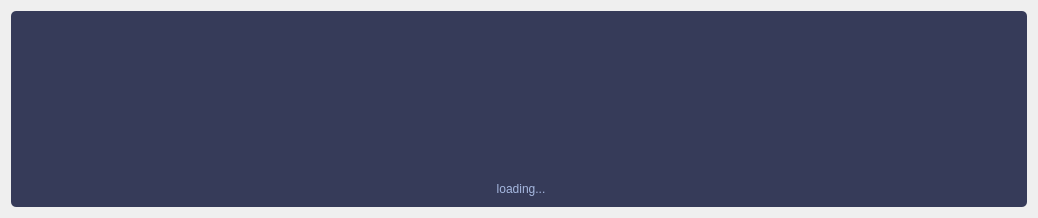
The window that SaSH/update/qdownloader.ui (bestkakkoii/SaSH) describes before a commit, drawn with Qt 5.
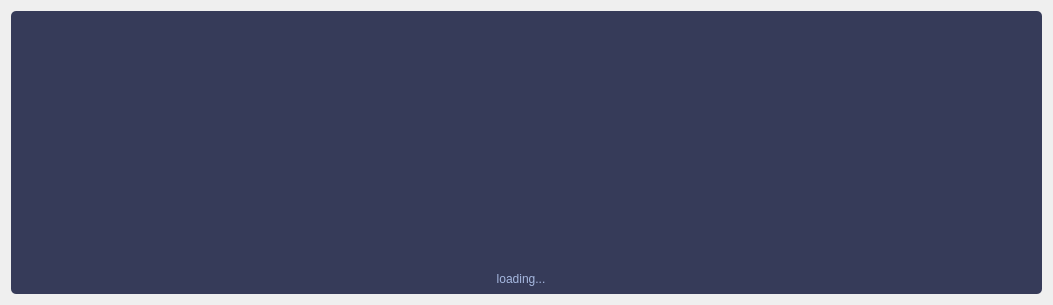
The same window after the commit. Icons and pictures are not drawn.

The edit to the form file:
```diff
--- a/SaSH/update/qdownloader.ui
+++ b/SaSH/update/qdownloader.ui
@@ -6,8 +6,8 @@
    <rect>
     <x>0</x>
     <y>0</y>
-    <width>1038</width>
-    <height>218</height>
+    <width>1053</width>
+    <height>305</height>
    </rect>
   </property>
   <property name="windowTitle">
@@ -22,10 +22,10 @@
      <widget class="QLabel" name="label_2">
       <property name="geometry">
        <rect>
-        <x>980</x>
-        <y>10</y>
-        <width>30</width>
-        <height>30</height>
+        <x>960</x>
+        <y>30</y>
+        <width>44</width>
+        <height>47</height>
        </rect>
       </property>
       <property name="sizePolicy">
@@ -36,14 +36,14 @@
       </property>
       <property name="minimumSize">
        <size>
-        <width>30</width>
-        <height>30</height>
+        <width>44</width>
+        <height>47</height>
        </size>
       </property>
       <property name="maximumSize">
        <size>
-        <width>30</width>
-        <height>30</height>
+        <width>44</width>
+        <height>47</height>
        </size>
       </property>
       <property name="styleSheet">
@@ -61,8 +61,8 @@
        <rect>
         <x>10</x>
         <y>10</y>
-        <width>30</width>
-        <height>30</height>
+        <width>44</width>
+        <height>72</height>
        </rect>
       </property>
       <property name="sizePolicy">
@@ -73,14 +73,14 @@
       </property>
       <property name="minimumSize">
        <size>
-        <width>30</width>
-        <height>30</height>
+        <width>44</width>
+        <height>72</height>
        </size>
       </property>
       <property name="maximumSize">
        <size>
-        <width>30</width>
-        <height>30</height>
+        <width>44</width>
+        <height>72</height>
        </size>
       </property>
       <property name="styleSheet">
@@ -103,7 +103,7 @@
       <property name="geometry">
        <rect>
         <x>10</x>
-        <y>170</y>
+        <y>260</y>
         <width>1000</width>
         <height>16</height>
        </rect>
```
Left out of the diff: 5 changed lines with no effect on the pictures.
